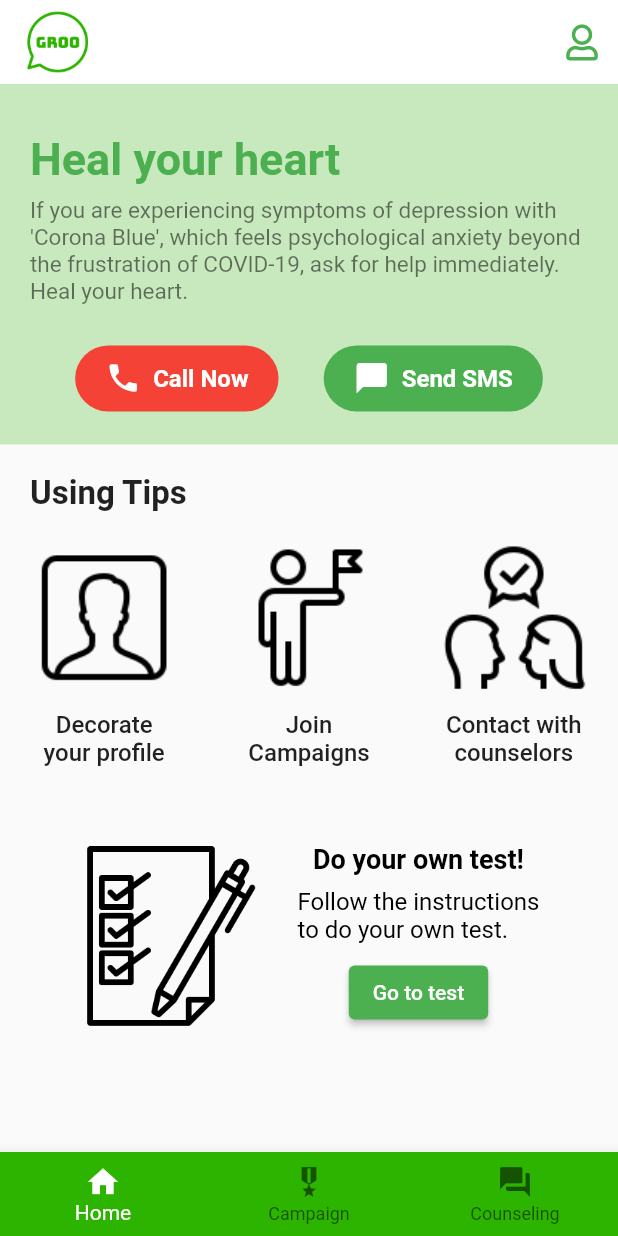
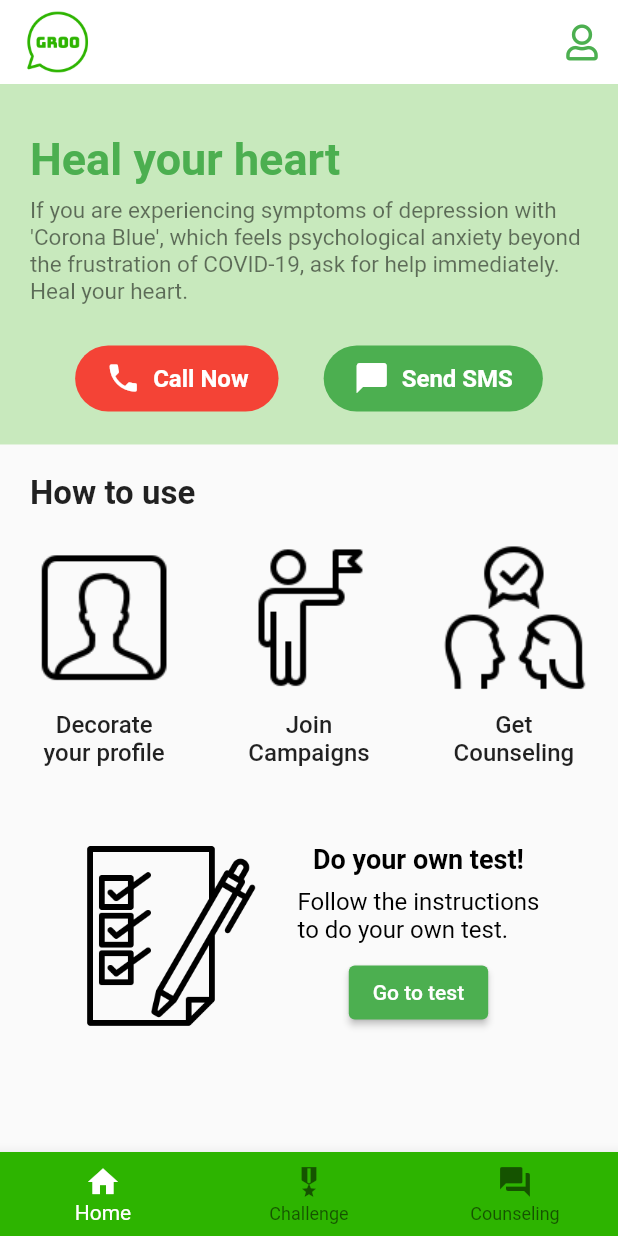
Before and after one commit to DSCHUFS/DSC-Solution-Challenge-2021-Groo, a Flutter app: the screen it shows once a user with an empty profile is signed in, on a phone screen of 412 x 824 dp. Run offline on Flutter 3.47's test engine with Material 2 defaults, Android fonts, the phone set to English and light mode, and no system bars; our stand-ins replace carousel_slider, cloud_firestore, firebase_auth, firebase_core, flutter_local_notifications, flutter_native_timezone and 5 more; missing offline and left inert: firebase_image, flutter_login_facebook, twitter_login; accounts and stored records are empty.

Commit message:
Fix designs

```diff
--- a/groo/lib/screens/history_screen.dart
+++ b/groo/lib/screens/history_screen.dart
@@ -68,7 +68,7 @@ class _HistoryScreenState extends State<HistoryScreen> {
             ),
           ),
           title: Text(
-            "Challenge History",
+            "Camapaigns History",
             style: titleTextStyle,
           ),
           backgroundColor: Color(0xFF2EB402)),
--- a/groo/lib/screens/home_screen.dart
+++ b/groo/lib/screens/home_screen.dart
@@ -159,7 +159,7 @@ class _HomeScreenState extends State<HomeScreen> {
           crossAxisAlignment: CrossAxisAlignment.start,
           children: [
             Text(
-              'Using Tips',
+              'How to use',
               style: const TextStyle(
                 fontSize: 22.0,
                 fontWeight: FontWeight.w600,
@@ -234,7 +234,7 @@ class _HomeScreenState extends State<HomeScreen> {
                       ),
                       SizedBox(height: screenHeight * 0.015),
                       Text(
-                        'Contact with\ncounselors',
+                        'Get \nCounseling',
                         style: const TextStyle(
                           fontSize: 16.0,
                           fontWeight: FontWeight.w500,
--- a/groo/lib/screens/main_screen.dart
+++ b/groo/lib/screens/main_screen.dart
@@ -67,7 +67,7 @@ class _MainScreenState extends State<MainScreen> {
             icon: Icon(Icons.home),
           ),
           BottomNavigationBarItem(
-            label: "Campaign",
+            label: "Challenge",
             icon: Icon(Icons.military_tech),
           ),
           BottomNavigationBarItem(
--- a/groo/lib/screens/settings_screen.dart
+++ b/groo/lib/screens/settings_screen.dart
@@ -231,7 +231,7 @@ class _SettingsScreenState extends State<SettingsScreen> {
                     height: 10,
                   ),
                   buildNotificationOptionRow(
-                    title: "Off/On",
+                    title: "Turn On/Off Push Notification",
                     isActive: _isNotify,
                     onChanged: (bool newValue) {
                       _setPref(newValue);
```
Also changed, not shown: groo/lib/screens/participant_screen.dart (+0 -29 lines), groo/lib/screens/profile_screen.dart (+21 -12 lines).
